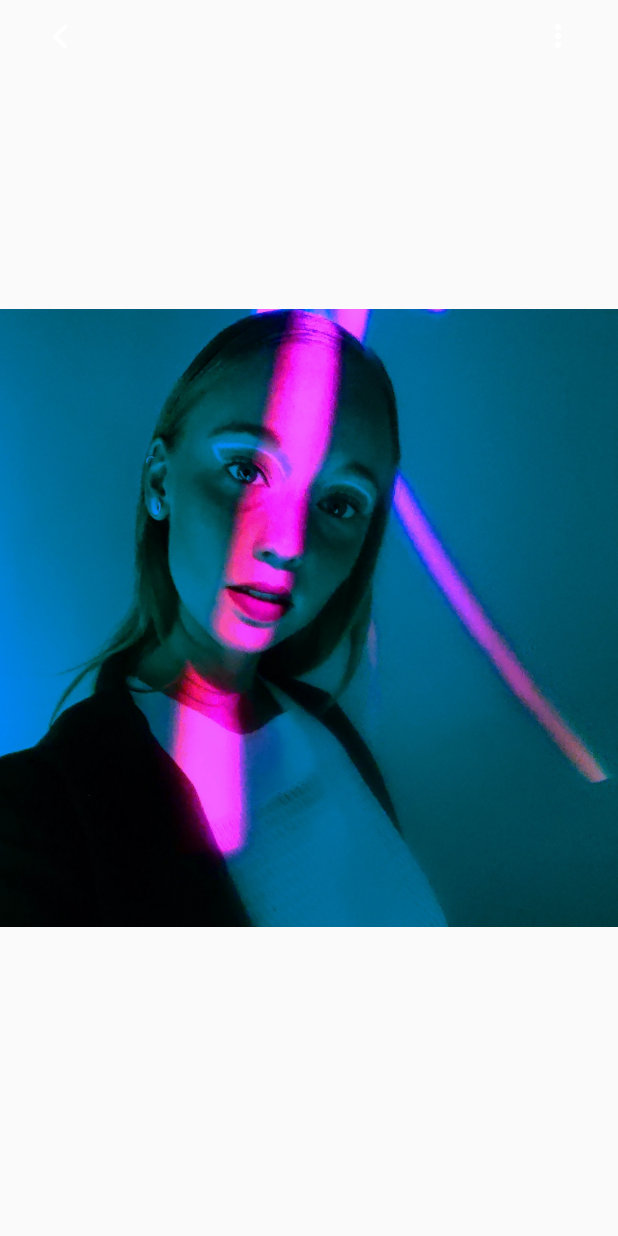
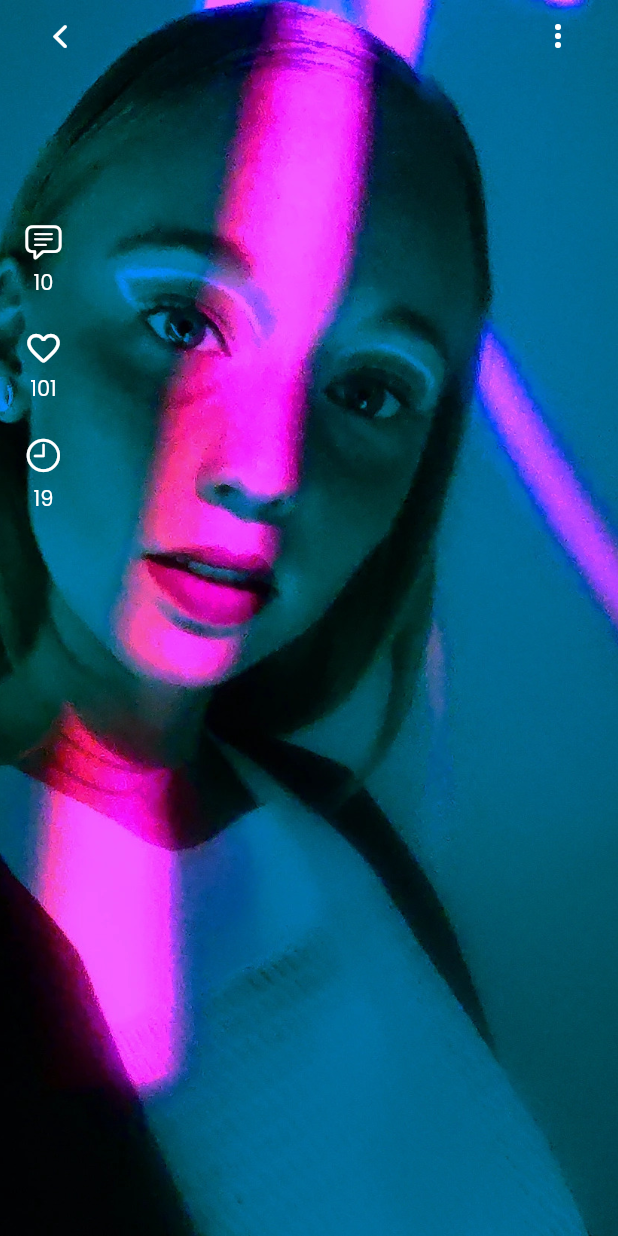
Before and after one commit to faithomotoso/fashion_app_replica, a Flutter app: the screen it shows after launch, after a tap on "Niketa William", on a phone screen of 412 x 824 dp. Run offline on Flutter 3.47's test engine with Material 2 defaults, Android fonts, the light colour scheme and no system bars; our stand-ins replace flutter_riverpod.

Commit message:
Added like, comment & minutes icons with their respective counts Attempt at allowing the image to be panned aroung while using BoxFit.cover

```diff
--- a/lib/ui/pages/model_detail_view.dart
+++ b/lib/ui/pages/model_detail_view.dart
@@ -1,4 +1,7 @@
 import 'package:fashion_app_replica/core/models/fashion_model.dart';
+import 'package:fashion_app_replica/ui/widgets/comment_icon.dart';
+import 'package:fashion_app_replica/ui/widgets/like_icon.dart';
+import 'package:fashion_app_replica/ui/widgets/minutes_icon.dart';
 import 'package:flutter/cupertino.dart';
 import 'package:flutter/material.dart';
 import 'package:flutter_riverpod/flutter_riverpod.dart';
@@ -17,6 +20,8 @@ class ModelDetailView extends ConsumerStatefulWidget {
 
 class _ModelDetailViewState extends ConsumerState<ModelDetailView> {
   late FashionModel fashionModel;
+  final TransformationController transformationController =
+      TransformationController();
 
   @override
   void initState() {
@@ -34,9 +39,12 @@ class _ModelDetailViewState extends ConsumerState<ModelDetailView> {
             tag: fashionModel.id,
             child: InteractiveViewer(
               clipBehavior: Clip.none,
-              minScale: 0.5,
+              transformationController: transformationController,
+              minScale: 0.01,
+              // constrained: false,
               child: Image.asset(
                 fashionModel.imagePath,
+                fit: BoxFit.cover,
                 // fit: BoxFit.cover,
               ),
             ),
@@ -46,6 +54,7 @@ class _ModelDetailViewState extends ConsumerState<ModelDetailView> {
                   child: Padding(
             padding: const EdgeInsets.all(16).copyWith(top: 0),
             child: Column(
+              crossAxisAlignment: CrossAxisAlignment.start,
               children: [
                 Row(
                   mainAxisAlignment: MainAxisAlignment.spaceBetween,
@@ -64,6 +73,22 @@ class _ModelDetailViewState extends ConsumerState<ModelDetailView> {
                           color: Colors.white,
                         ))
                   ],
+                ),
+                const SizedBox(
+                  height: 100,
+                ),
+                Column(
+                  children: [
+                    CommentIcon(commentCount: fashionModel.commentCount),
+                    const SizedBox(
+                      height: 20,
+                    ),
+                    LikeIcon(likeCount: fashionModel.likesCount),
+                    const SizedBox(
+                      height: 20,
+                    ),
+                    MinutesIcon(durationInMinutes: fashionModel.minutes),
+                  ],
                 )
               ],
             ),
--- /dev/null
+++ b/lib/ui/widgets/comment_icon.dart
@@ -0,0 +1,29 @@
+import 'package:flutter/cupertino.dart';
+import 'package:flutter/material.dart';
+
+class CommentIcon extends StatelessWidget {
+  final int commentCount;
+
+  CommentIcon({required this.commentCount});
+
+  @override
+  Widget build(BuildContext context) {
+    return InkWell(
+        onTap: () {},
+        child: Column(
+          mainAxisSize: MainAxisSize.min,
+          children: [
+            const Icon(
+              CupertinoIcons.text_bubble,
+              color: Colors.white,
+              size: 26.0,
+            ),
+            const SizedBox(height: 4,),
+            Text(
+              commentCount.toString(),
+              style: TextStyle(color: Colors.white),
+            )
+          ],
+        ));
+  }
+}
--- /dev/null
+++ b/lib/ui/widgets/like_icon.dart
@@ -0,0 +1,30 @@
+import 'package:flutter/material.dart';
+
+class LikeIcon extends StatelessWidget {
+  final int likeCount;
+
+  LikeIcon({required this.likeCount});
+
+  @override
+  Widget build(BuildContext context) {
+    return InkWell(
+      onTap: () {},
+      child: Column(
+        children: [
+          const Icon(
+            Icons.favorite_border_rounded,
+            color: Colors.white,
+            size: 26.0,
+          ),
+          const SizedBox(
+            height: 4,
+          ),
+          Text(
+            likeCount.toString(),
+            style: TextStyle(color: Colors.white),
+          )
+        ],
+      ),
+    );
+  }
+}
--- /dev/null
+++ b/lib/ui/widgets/minutes_icon.dart
@@ -0,0 +1,29 @@
+import 'package:flutter/cupertino.dart';
+import 'package:flutter/material.dart';
+
+class MinutesIcon extends StatelessWidget {
+  final int durationInMinutes;
+
+  MinutesIcon({required this.durationInMinutes});
+
+  @override
+  Widget build(BuildContext context) {
+    return Column(
+      mainAxisSize: MainAxisSize.min,
+      children: [
+        const Icon(
+          CupertinoIcons.time,
+          color: Colors.white,
+          size: 26.0,
+        ),
+        const SizedBox(
+          height: 6,
+        ),
+        Text(
+          durationInMinutes.toString(),
+          style: TextStyle(color: Colors.white),
+        )
+      ],
+    );
+  }
+}
```
